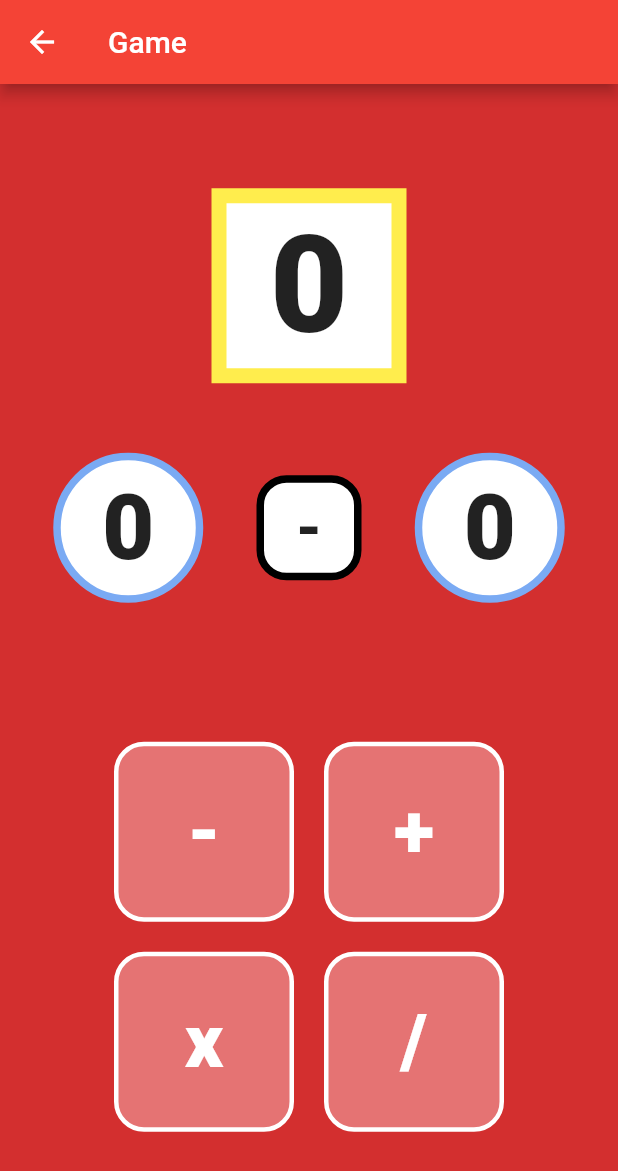
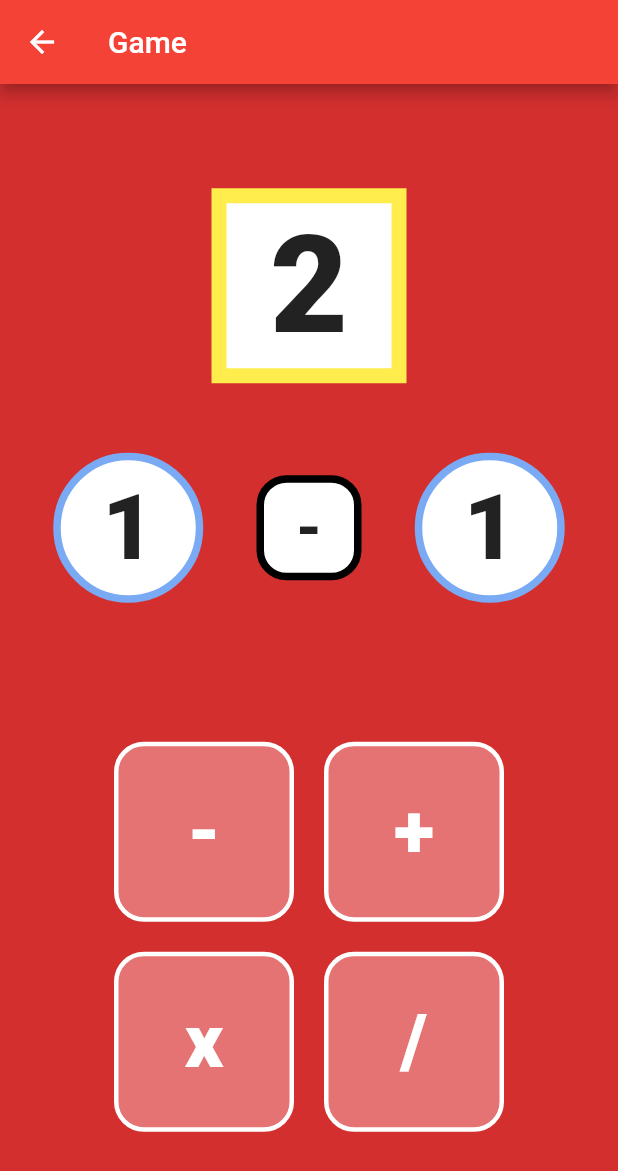
Before and after one commit to jacksavini/math_app, a Flutter app: the MyGamePage screen opened directly, on a phone screen of 412 x 824 dp. Shown: the top 1171 px of the screen. Run offline on Flutter 3.47's test engine with Material 2 defaults, Android fonts, the phone set to English and light mode, and no system bars; our stand-ins replace flutter_riverpod.

Commit message:
Working Game
Screen changes color upon a win.
better logic for choosing numbers

```diff
--- a/lib/main.dart
+++ b/lib/main.dart
@@ -123,16 +123,17 @@ class MyGamePage extends StatefulWidget {
 }
 
 class _MyGamePageState extends State<MyGamePage> {
-  @override
-  var num1 = Random().nextInt(10);
-  var num2 = Random().nextInt(10);
-  var mainNum = 0;
+  var num1 = 1;
+  var num2 = 1;
+  var mainNum = 2;
+
+  String n1 = "1";
+  String n2 = "1";
+  String mn = "2";
+
+  Color bgCol = Color.fromARGB(255, 211, 47, 47);
 
   Widget build(BuildContext context) {
-    String n1 = num1.toString();
-    String n2 = num2.toString();
-    String mn = mainNum.toString();
-
     bool checkWin() {
       if((op == "+") && (mainNum==num1+num2)){
         return true;
@@ -148,8 +149,8 @@ class _MyGamePageState extends State<MyGamePage> {
       int rng = Random().nextInt(2);
 
       if(rng == 0){
-        num1 = Random().nextInt(10);
-        num2 = Random().nextInt(num1);
+        num1 = Random().nextInt(9) + 1;
+        num2 = Random().nextInt(num1)+1;
         mainNum = num1 - num2;
       }
 
@@ -162,19 +163,25 @@ class _MyGamePageState extends State<MyGamePage> {
       n1 = num1.toString();
       n2 = num2.toString();
       mn = mainNum.toString();
-      op = "";
+      op = " ";
     }
-
-    // Future<void> delayRound() async {
-    //   await Future.delayed(const Duration(seconds: 2));
-    //   reset();
-    // }
 
     void callBack() {
       print(op);
       setState(() {
         if(checkWin() == true){
-          reset();
+          setState(() {
+            bgCol = Color.fromARGB(255, 27, 171, 27);
+          });
+
+          Future.delayed(const Duration(milliseconds: 500), () {
+          // Here you can write your code
+            setState(() {
+              bgCol = Color.fromARGB(255, 211, 47, 47);
+              reset();
+              // Here you can write your code for open new view
+            });
+          });
         }
       });
     }
@@ -183,23 +190,23 @@ class _MyGamePageState extends State<MyGamePage> {
       appBar: AppBar(
         title: const Text('Game'),
       ),
-      backgroundColor: Colors.red[700],
+      backgroundColor: bgCol,
       body: Center(
         child: Column(
           //mainAxisAlignment: MainAxisAlignment.center,
           children: [
             Spacer(flex:3),
-            MainNumCard(inText: mn,),
+            MainNumCard(inText: mainNum.toString(),),
             Spacer(flex:2),
             Row(
               mainAxisAlignment: MainAxisAlignment.center,
               children: [
                 Spacer(),
-                NumCard(inText: n1,),
+                NumCard(inText: num1.toString(),),
                 Spacer(),
                 OpCard(inText: op),
                 Spacer(),
-                NumCard(inText: n2,),
+                NumCard(inText: num2.toString(),),
                 Spacer()
               ],
             ),
```
